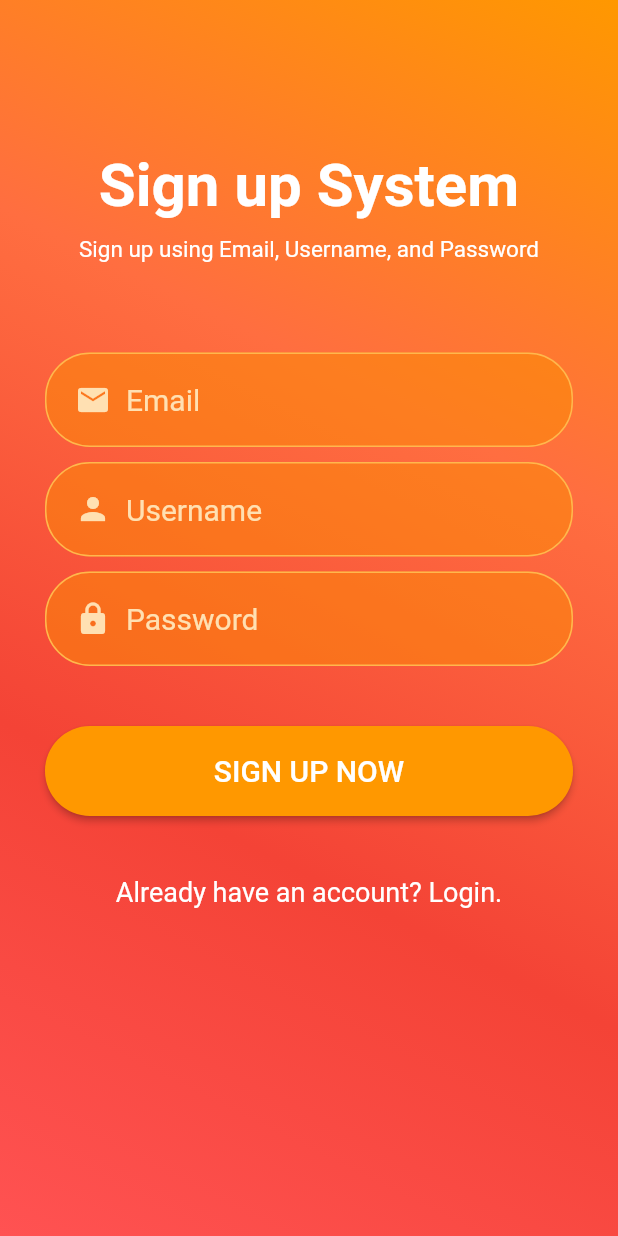
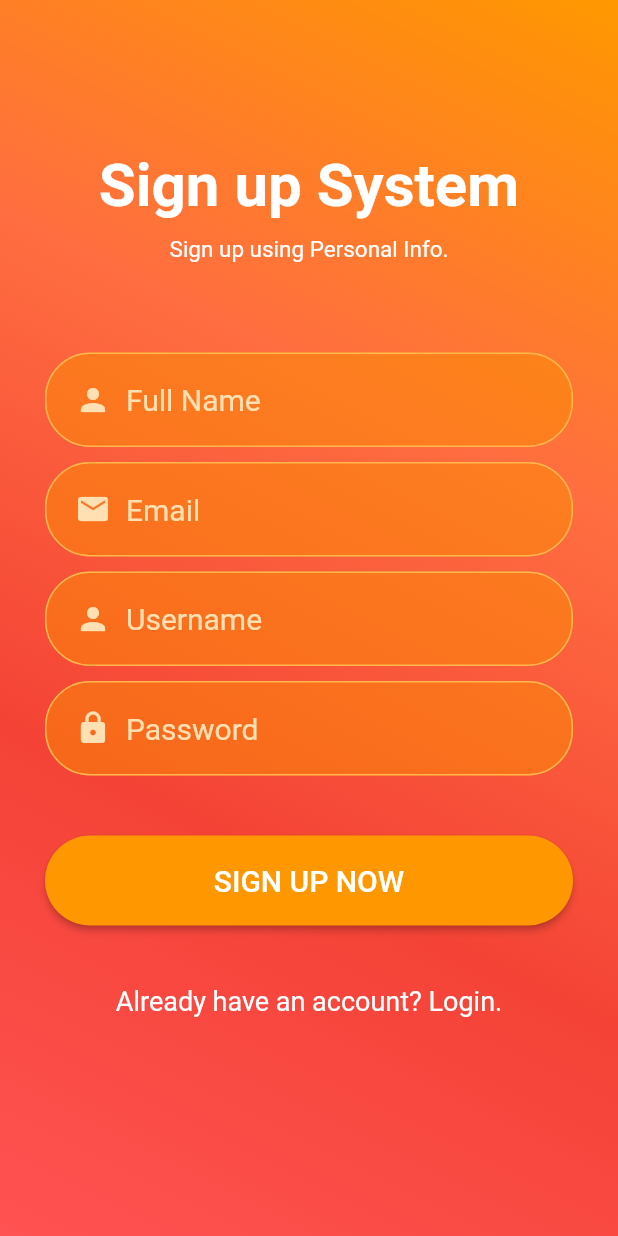
Before and after one commit to rahmay1/Acno, a Flutter app: the screen it shows after launch, on a phone screen of 412 x 824 dp. Run offline on Flutter 3.47's test engine with Material 2 defaults, Android fonts, the phone set to English and light mode, and no system bars; our stand-ins replace camera, flutter_icons, image_picker, video_player.

Commit message:
Completed Login Page, Issues with Camera found

```diff
--- a/lib/camera/camera.dart
+++ b/lib/camera/camera.dart
@@ -55,6 +55,7 @@ class _CameraScreenState extends State<CameraScreen>
 
       _imageFile = File('${directory.path}/$recentFileName');
 
+      //var image = _isRearCameraSelected ? imagelib.decodeJpg(_imageFile!.readAsBytesSync()) : imagelib.flip(imagelib.decodeImage(_imageFile!.readAsBytesSync())!, imagelib.Flip.horizontal);
       var image = imagelib.decodeJpg(_imageFile!.readAsBytesSync());
       var croppedImage = imagelib.copyCrop(image!, image.width~/2 - 250, image.height~/2 - 250, 500, 500);
       File('${directory.path}/$recentFileName').writeAsBytesSync(imagelib.encodePng(croppedImage));
--- a/lib/pages/login.dart
+++ b/lib/pages/login.dart
@@ -1,79 +1,72 @@
 import 'dart:convert';
-
 import 'package:flutter/cupertino.dart';
 import 'package:flutter/material.dart';
 import 'package:flutter/services.dart';
 import 'package:http/http.dart' as http;
 import 'package:acne_detector/pages/root_app.dart';
 
-//import http package manually
-
-class LoginPage extends StatefulWidget{
+class LoginPage extends StatefulWidget {
   @override
   State<StatefulWidget> createState() {
     return _LoginPage();
   }
 }
 
-class _LoginPage extends State<LoginPage>{
+class _LoginPage extends State<LoginPage> {
   String? errormsg;
   bool? error, showprogress;
-  String? username, password, email;
-  bool SignupOrLogin = true;
+  String? username, password, email, fullname;
+  bool signupOrLogin = true;
 
+  final TextEditingController _fullname = TextEditingController();
   final TextEditingController _username = TextEditingController();
   final TextEditingController _email = TextEditingController();
   final TextEditingController _password = TextEditingController();
 
   startLogin() async {
-
     String apiurl = "http://10.0.2.2:8000/login.php"; //api url
-    //dont use http://localhost , because emulator don't get that address
-    //insted use your local IP address or use live URL
-    //hit "ipconfig" in windows or "ip a" in linux to get you local IP
     print(username);
 
     var response = await http.post(Uri.parse(apiurl), body: {
-      'username': username, //get the username text
-      'password': password  //get password text
+      'username': username, //send the username text
+      'password': password //send password text
     });
 
-    if(response.statusCode == 200){
+    if (response.statusCode == 200) {
       var jsondata = json.decode(response.body);
-      if(jsondata["error"]){
+      if (jsondata["error"]) {
         setState(() {
-          showprogress = false; //don't show progress indicator
+          showprogress = false;  //don't show progress indicator
           error = true;
           errormsg = jsondata["message"];
         });
-      }else{
-        if(jsondata["success"]){
+      } else {
+        if (jsondata["success"]) {
           setState(() {
             error = false;
             showprogress = false;
           });
           //save the data returned from server
           //and navigate to home page
-          String uid = jsondata["uid"];
+          String user_id = jsondata["user_id"];
           String fullname = jsondata["fullname"];
-          String address = jsondata["address"];
+          print(user_id);
           print(fullname);
           Navigator.of(context).push(
             MaterialPageRoute(
-              builder: (context) =>
-                  const RootApp(),
+              builder: (context) => const RootApp(),
             ),
           );
-          //user shared preference to save data
-        }else{
-          showprogress = false; //don't show progress indicator
+
+        } else {
+          showprogress = false;
           error = true;
           errormsg = "Something went wrong.";
         }
       }
-    }else{
+    } else {
       setState(() {
-        showprogress = false; //don't show progress indicator
+        showprogress = false;
         error = true;
         errormsg = "Error during connecting to server.";
       });
@@ -82,61 +75,104 @@ class _LoginPage extends State<LoginPage>{
 
   startSignup() async {
 
-    String apiurl = "http://10.0.2.2:8000/login.php"; //api url
-    //dont use http://localhost , because emulator don't get that address
-    //insted use your local IP address or use live URL
-    //hit "ipconfig" in windows or "ip a" in linux to get you local IP
+    String apiurl = "http://10.0.2.2:8000/signup.php"; //api url
     print(username);
 
     var response = await http.post(Uri.parse(apiurl), body: {
-      'username': username, //get the username text
-      'password': password  //get password text
+      'fullname': fullname, //send the fullname text
+      'email': email, //send the email text
+      'username': username, //send the username text
+      'password': password //send password text
     });
-
-    if(response.statusCode == 200){
+    if (response.statusCode == 200) {
       var jsondata = json.decode(response.body);
-      if(jsondata["error"]){
+      if (jsondata["error"]) {
         setState(() {
           showprogress = false; //don't show progress indicator
           error = true;
           errormsg = jsondata["message"];
         });
-      }else{
-        if(jsondata["success"]){
+      } else {
+        if (jsondata["success"]) {
           setState(() {
             error = false;
             showprogress = false;
           });
           //save the data returned from server
           //and navigate to home page
-          String uid = jsondata["uid"];
+          String user_id = jsondata["user_id"];
           String fullname = jsondata["fullname"];
-          String address = jsondata["address"];
+          print(user_id);
           print(fullname);
           Navigator.of(context).push(
             MaterialPageRoute(
-              builder: (context) =>
-              const RootApp(),
+              builder: (context) => const RootApp(),
             ),
           );
-          //user shared preference to save data
-        }else{
-          showprogress = false; //don't show progress indicator
+
+        } else {
+          showprogress = false;
           error = true;
           errormsg = "Something went wrong.";
         }
       }
-    }else{
+    } else {
       setState(() {
-        showprogress = false; //don't show progress indicator
+        showprogress = false;
         error = true;
         errormsg = "Error during connecting to server.";
       });
     }
   }
 
+  // Validate the values for Signup
+  validateSignup() async {
+    bool fullnameValid =
+        RegExp(r"^\s*([A-Za-z]{1,}([\.,] |[-']| ))+[A-Za-z]+\.?\s*$")
+            .hasMatch(fullname as String);
+    bool emailValid = RegExp(
+            r"^[a-zA-Z0-9.a-zA-Z0-9.!#$%&'*+-/=?^_`{|}~]+@[a-zA-Z0-9]+\.[a-zA-Z]+")
+        .hasMatch(email as String);
+    bool userValid = !((username as String) == "");
+    bool passValid = RegExp(r'^(?=.*?[A-Z])(?=.*?[a-z])(?=.*?[0-9])(?=.*?[!@#\$&*~]).{8,}$')
+            .hasMatch(password as String);
+
+    if (!fullnameValid) {
+      showprogress = false; //don't show progress indicator
+      error = true;
+      errormsg = "Please enter a valid Full Name.";
+      setState(() {});
+    } else if (!emailValid) {
+      showprogress = false; //don't show progress indicator
+      error = true;
+      errormsg = "Please enter a valid Email.";
+      setState(() {});
+    } else if (!userValid) {
+      showprogress = false; //don't show progress indicator
+      error = true;
+      errormsg = "Please enter a valid Username.";
+      setState(() {});
+    } else if (!passValid) {
+      showprogress = false; //don't show progress indicator
+      error = true;
+      errormsg = "Please enter a valid Password. Use Lowercase, Uppercase, a Digit, and a Special Character (Includes: ! @ # \$ & * ~ ).";
+      setState(() {});
+    } else {
+      error = false;
+      startSignup();
+    }
+  }
+
+  void clearText() {
+    _fullname.text = "";
+    _username.text = "";
+    _password.text = "";
+    _email.text = "";
+  }
+
   @override
   void initState() {
+    fullname = "";
     username = "";
     password = "";
     email = "";
@@ -151,140 +187,177 @@ class _LoginPage extends State<LoginPage>{
 
   @override
   Widget build(BuildContext context) {
-
-    SystemChrome.setSystemUIOverlayStyle(const SystemUiOverlayStyle(
-        statusBarColor: Colors.transparent
+    SystemChrome.setSystemUIOverlayStyle(
+        const SystemUiOverlayStyle(statusBarColor: Colors.transparent
             //color set to transperent or set your own color
             ));
 
     return Scaffold(
       body: SingleChildScrollView(
-          child:Container(
-            constraints: BoxConstraints(
-                minHeight:MediaQuery.of(context).size.height
+          child: Container(
+        constraints:
+            BoxConstraints(minHeight: MediaQuery.of(context).size.height
                 //set minimum height equal to 100% of VH
                 ),
-            width:MediaQuery.of(context).size.width,
+        width: MediaQuery.of(context).size.width,
         //make width of outer wrapper to 100%
         decoration: const BoxDecoration(
           gradient: LinearGradient(
             begin: Alignment.topRight,
             end: Alignment.bottomLeft,
-                colors: [ Colors.orange,Colors.deepOrangeAccent,
-                  Colors.red, Colors.redAccent,
+            colors: [
+              Colors.orange,
+              Colors.deepOrangeAccent,
+              Colors.red,
+              Colors.redAccent,
             ],
           ),
-            ), //show linear gradient background of page
+        ),
+        //show linear gradient background of page
 
         padding: const EdgeInsets.all(20),
-            child:Column(children:<Widget>[
-
+        child: Column(children: <Widget>[
           Container(
-                margin: const EdgeInsets.only(top:80),
-                child: SignupOrLogin ? const Text("Sign up System", style: TextStyle(
-                    color:Colors.white,fontSize: 40, fontWeight: FontWeight.bold
-                ),) : const Text("Sign In System", style: TextStyle(
-                    color:Colors.white,fontSize: 40, fontWeight: FontWeight.bold
-                ),), //title text
+            margin: const EdgeInsets.only(top: 80),
+            child: signupOrLogin
+                ? const Text(
+                    "Sign up System",
+                    style: TextStyle(
+                        color: Colors.white,
+                        fontSize: 40,
+                        fontWeight: FontWeight.bold),
+                  )
+                : const Text(
+                    "Sign In System",
+                    style: TextStyle(
+                        color: Colors.white,
+                        fontSize: 40,
+                        fontWeight: FontWeight.bold),
+                  ), //title text
           ),
-
           Container(
-                margin: const EdgeInsets.only(top:10),
-                child: SignupOrLogin ? const Text("Sign up using Email, Username, and Password", style: TextStyle(
-                    color:Colors.white,fontSize: 15
-                ),) : const Text("Sign in using Email and Password", style: TextStyle(
-                    color:Colors.white,fontSize: 15
-                ),), //subtitle text
+            margin: const EdgeInsets.only(top: 10),
+            child: signupOrLogin
+                ? const Text(
+                    "Sign up using Personal Info.",
+                    style: TextStyle(color: Colors.white, fontSize: 15),
+                  )
+                : const Text(
+                    "Sign in using Email and Password",
+                    style: TextStyle(color: Colors.white, fontSize: 15),
+                  ), //subtitle text
           ),
-
           Container(
             //show error message here
-                margin: const EdgeInsets.only(top:30),
+            margin: const EdgeInsets.only(top: 30),
             padding: const EdgeInsets.all(10),
-                child:(error as bool)? errmsg(errormsg as String):Container(),
+            child: (error as bool) ? errmsg(errormsg as String) : Container(),
             //if error == true then show error message
             //else set empty container as child
           ),
-
-              Container(
-                padding: const EdgeInsets.fromLTRB(10,0,10,0),
-                margin: const EdgeInsets.only(top:10),
+          Visibility(
+            child: Container(
+              padding: const EdgeInsets.fromLTRB(10, 0, 10, 0),
+              margin: const EdgeInsets.only(top: 10),
+              child: TextField(
+                controller: _fullname, //set username controller
+                style: TextStyle(color: Colors.orange[100], fontSize: 20),
+                decoration: myInputDecoration(
+                  label: "Full Name",
+                  icon: Icons.person,
+                ),
+                onChanged: (value) {
+                  //set username  text on change
+                  fullname = value;
+                },
+              ),
+            ),
+            visible: signupOrLogin ? true : false,
+          ),
+          Visibility(
+            child: Container(
+              padding: const EdgeInsets.fromLTRB(10, 0, 10, 0),
+              margin: const EdgeInsets.only(top: 10),
               child: TextField(
                 controller: _email, //set username controller
-                  style:TextStyle(color:Colors.orange[100], fontSize:20),
+                style: TextStyle(color: Colors.orange[100], fontSize: 20),
                 decoration: myInputDecoration(
                   label: "Email",
                   icon: Icons.mail,
                 ),
-                  onChanged: (value){
-                    //set username  text on change
+                onChanged: (value) {
                   email = value;
                 },
-
               ),
             ),
-
-              Visibility(
-                child: Container(
-                  padding: const EdgeInsets.fromLTRB(10,0,10,0),
-                  margin: const EdgeInsets.only(top:10),
+            visible: signupOrLogin ? true : false,
+          ),
+          Container(
+            padding: const EdgeInsets.fromLTRB(10, 0, 10, 0),
+            margin: const EdgeInsets.only(top: 10),
             child: TextField(
               controller: _username, //set username controller
-                    style:TextStyle(color:Colors.orange[100], fontSize:20),
+              style: TextStyle(color: Colors.orange[100], fontSize: 20),
               decoration: myInputDecoration(
                 label: "Username",
                 icon: Icons.person,
               ),
-                    onChanged: (value){
+              onChanged: (value) {
                 //set username  text on change
                 username = value;
               },
-
             ),
           ),
-                visible: SignupOrLogin ? true:false,
-              ),
-
           Container(
             padding: const EdgeInsets.all(10),
             child: TextField(
-                  controller: _password, //set password controller
-                  style: TextStyle(color:Colors.orange[100], fontSize:20),
+              controller: _password,
+              //set password controller
+              style: TextStyle(color: Colors.orange[100], fontSize: 20),
               obscureText: true,
               decoration: myInputDecoration(
                 label: "Password",
                 icon: Icons.lock,
               ),
-                  onChanged: (value){
+              onChanged: (value) {
                 // change password text
                 password = value;
               },
-
             ),
           ),
-
           Container(
             padding: const EdgeInsets.all(10),
-                margin: const EdgeInsets.only(top:20),
+            margin: const EdgeInsets.only(top: 20),
             child: SizedBox(
-                  height: 60, width: double.infinity,
-                  child:ElevatedButton(
-                    onPressed: (){
+              height: 60,
+              width: double.infinity,
+              child: ElevatedButton(
+                onPressed: () {
                   setState(() {
                     //show progress indicator on click
                     showprogress = true;
                   });
-                      SignupOrLogin ? startSignup():startLogin();
-
+                  signupOrLogin ? validateSignup():startLogin();
                 },
-                    child: (showprogress as bool)?
-                    SizedBox(
-                      height:30, width:30,
+                child: (showprogress as bool)
+                    ? SizedBox(
+                        height: 30,
+                        width: 30,
                         child: CircularProgressIndicator(
                           backgroundColor: Colors.orange[100],
-                        valueColor: const AlwaysStoppedAnimation<Color>(Colors.deepOrangeAccent),
+                          valueColor: const AlwaysStoppedAnimation<Color>(
+                              Colors.deepOrangeAccent),
                         ),
-                    ): SignupOrLogin ? const Text("SIGN UP NOW", style: TextStyle(fontSize: 20),) : const Text("LOGIN NOW", style: TextStyle(fontSize: 20),),
+                      )
+                    : signupOrLogin
+                        ? const Text(
+                            "SIGN UP NOW",
+                            style: TextStyle(fontSize: 20),
+                          )
+                        : const Text(
+                            "LOGIN NOW",
+                            style: TextStyle(fontSize: 20),
+                          ),
                 // if showprogress == true then show progress indicator
                 // else show "LOGIN NOW" text
                 style: ElevatedButton.styleFrom(
@@ -292,65 +365,73 @@ class _LoginPage extends State<LoginPage>{
                   onPrimary: Colors.white,
                   // RoundedRectangleBorder
                   shape: RoundedRectangleBorder(
-                          borderRadius:BorderRadius.circular(30)
+                      borderRadius: BorderRadius.circular(30)),
                 ),
               ),
             ),
           ),
-              ),
-
           Container(
             padding: const EdgeInsets.all(10),
-                margin: const EdgeInsets.only(top:20),
+            margin: const EdgeInsets.only(top: 20),
             child: InkResponse(
-                    onTap:(){
-                      if(SignupOrLogin == true) {
-                        SignupOrLogin = false;
-                      }else{
-                        SignupOrLogin = true;
+                onTap: () {
+                  if (signupOrLogin == true) {
+                    signupOrLogin = false;
+                  } else {
+                    signupOrLogin = true;
                   }
+
+                  clearText();
+
                   setState(() {});
                 },
-                    child: SignupOrLogin ? const Text("Already have an account? Login.",
-                      style: TextStyle(color:Colors.white, fontSize:18),
-                    ) : const Text("Don't have an account? Signup.",
-                      style: TextStyle(color:Colors.white, fontSize:18),
+                child: signupOrLogin
+                    ? const Text(
+                        "Already have an account? Login.",
+                        style: TextStyle(color: Colors.white, fontSize: 18),
                       )
-                ),
+                    : const Text(
+                        "Don't have an account? Signup.",
+                        style: TextStyle(color: Colors.white, fontSize: 18),
+                      )),
           )
         ]),
-          )
-      ),
+      )),
     );
   }
 
-  InputDecoration myInputDecoration({String? label, IconData? icon}){
+  InputDecoration myInputDecoration({String? label, IconData? icon}) {
     return InputDecoration(
-      hintText: label, //show label as placeholder
-      hintStyle: TextStyle(color:Colors.orange[100], fontSize:20), //hint text style
+      hintText: label,
+      //show label as placeholder
+      hintStyle: TextStyle(color: Colors.orange[100], fontSize: 20),
+      //hint text style
       prefixIcon: Padding(
-          padding: const EdgeInsets.only(left:20, right:10),
-          child:Icon(icon, color: Colors.orange[100],)
+          padding: const EdgeInsets.only(left: 20, right: 10),
+          child: Icon(
+            icon,
+            color: Colors.orange[100],
+          )
           //padding and icon for prefix
           ),
 
       contentPadding: const EdgeInsets.fromLTRB(30, 20, 30, 20),
       enabledBorder: OutlineInputBorder(
           borderRadius: BorderRadius.circular(30),
-          borderSide: BorderSide(color:Colors.orange[300] as Color, width: 1)
-      ), //default border of input
+          borderSide: BorderSide(color: Colors.orange[300] as Color, width: 1)),
+      //default border of input
 
       focusedBorder: OutlineInputBorder(
           borderRadius: BorderRadius.circular(30),
-          borderSide: BorderSide(color:Colors.orange[200] as Color, width: 1)
-      ), //focus border
+          borderSide: BorderSide(color: Colors.orange[200] as Color, width: 1)),
+      //focus border
 
-      fillColor: const Color.fromRGBO(251,140,0, 0.5),
+      fillColor: const Color.fromRGBO(251, 140, 0, 0.5),
       filled: true, //set true if you want to show input background
     );
   }
 
-  Widget errmsg(String text){
+  Widget errmsg(String text) {
     //error message widget.
     return Container(
       padding: const EdgeInsets.all(15.00),
@@ -358,15 +439,13 @@ class _LoginPage extends State<LoginPage>{
       decoration: BoxDecoration(
           borderRadius: BorderRadius.circular(30),
           color: Colors.red,
-          border: Border.all(color:Colors.red[300] as Color, width:2)
-      ),
+          border: Border.all(color: Colors.red[300] as Color, width: 2)),
       child: Row(children: <Widget>[
         Container(
-          margin: const EdgeInsets.only(right:6.00),
+          margin: const EdgeInsets.only(right: 6.00),
           child: const Icon(Icons.info, color: Colors.white),
         ), // icon for error message
-
-        Text(text, style: const TextStyle(color: Colors.white, fontSize: 18)),
+        Flexible( child: Text(text, style: const TextStyle(color: Colors.white, fontSize: 18), softWrap: true, overflow: TextOverflow.visible,),),
         //show error message text
       ]),
     );
```
Also changed, not shown: lib/pages/root_app.dart (+9 -12 lines). Lines whose indentation alone changed are shown as unchanged.
